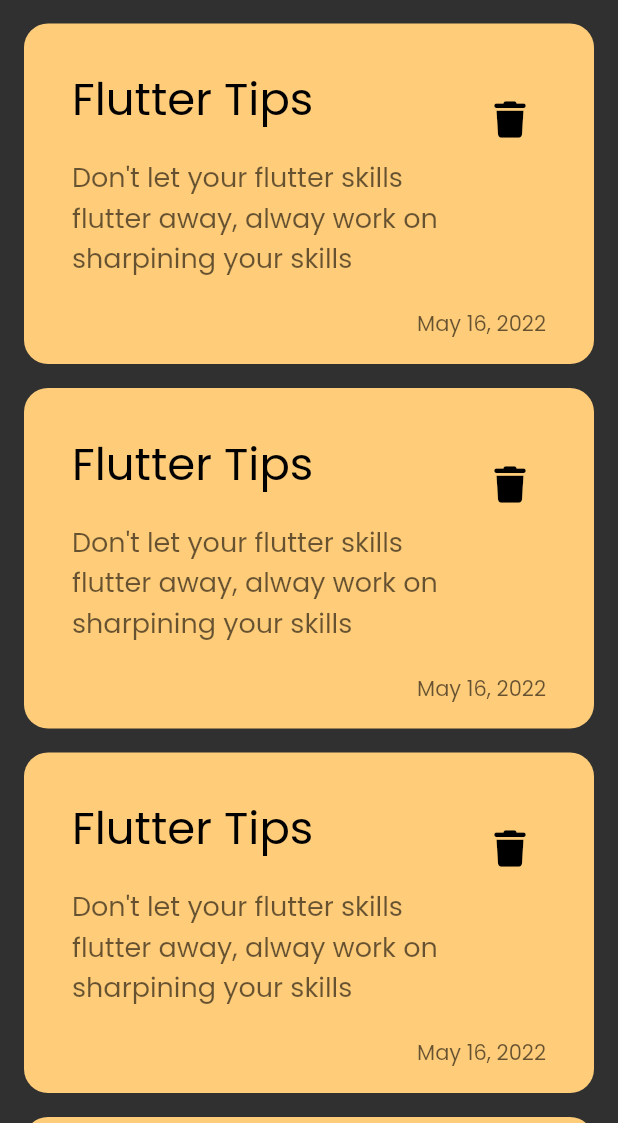
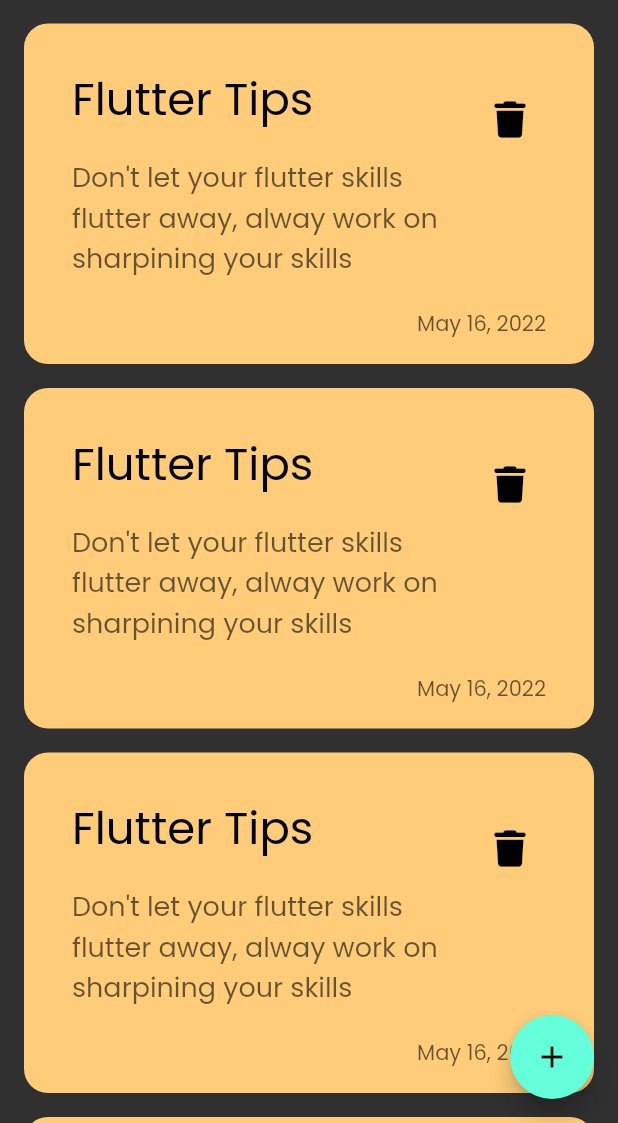
Before and after one commit to Louay-Sallakho/notes_app, a Flutter app: the screen it shows after launch, on a phone screen of 412 x 824 dp, the part 113-1236 px from its top. Run offline on Flutter 3.47's test engine with Material 2 defaults, Android fonts, the phone set to English and light mode, and no system bars; our stand-ins replace font_awesome_flutter.

Commit message:
Created Floating Action Button

```diff
--- a/lib/views/notes_view.dart
+++ b/lib/views/notes_view.dart
@@ -6,8 +6,11 @@ class NotesView extends StatelessWidget {
 
   @override
   Widget build(BuildContext context) {
-    return const  Scaffold(
-      body: NotesViewBody()
-    );
+    return Scaffold(
+        floatingActionButton: FloatingActionButton(
+          onPressed: () {},
+          child: const Icon(Icons.add),
+        ),
+        body: const NotesViewBody());
   }
 }
--- a/lib/views/widgets/notes_view_body.dart
+++ b/lib/views/widgets/notes_view_body.dart
@@ -1,9 +1,8 @@
 import 'package:flutter/cupertino.dart';
 import 'package:flutter/material.dart';
 
-import 'Notes_List_view.dart';
+import 'notes_list_view.dart';
 import 'custom_app_bar.dart';
-import 'custom_note_item.dart';
 
 class NotesViewBody extends StatelessWidget {
   const NotesViewBody({super.key});
```
